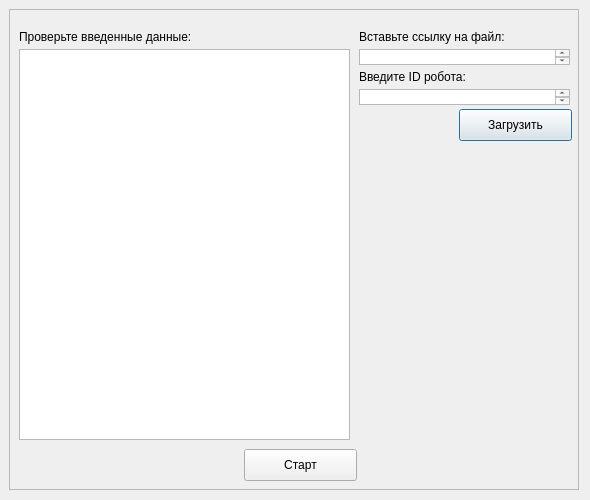
Above: Interface.ui from Feduk27/Lid_Emulator before the change. Below: the same form after it.
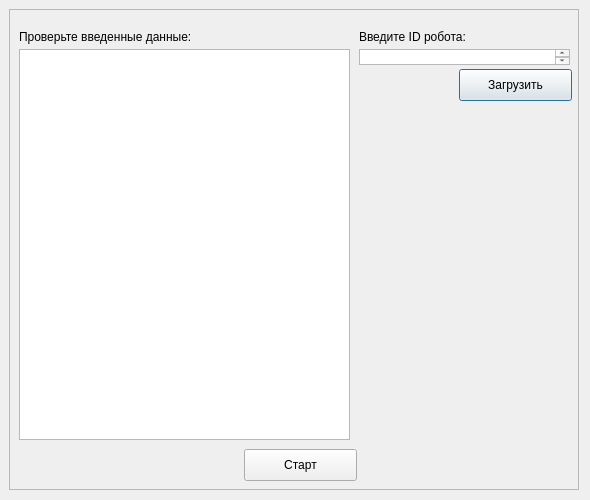
That is the form after the change.

Diff of the .ui file:
```diff
--- a/Interface.ui
+++ b/Interface.ui
@@ -28,34 +28,11 @@
    <property name="frameShadow">
     <enum>QFrame::Raised</enum>
    </property>
-   <widget class="QLabel" name="label">
-    <property name="geometry">
-     <rect>
-      <x>350</x>
-      <y>20</y>
-      <width>211</width>
-      <height>16</height>
-     </rect>
-    </property>
-    <property name="text">
-     <string>Вставьте ссылку на файл:</string>
-    </property>
-   </widget>
-   <widget class="QTextEdit" name="textEdit">
-    <property name="geometry">
-     <rect>
-      <x>350</x>
-      <y>40</y>
-      <width>211</width>
-      <height>16</height>
-     </rect>
-    </property>
-   </widget>
    <widget class="QPushButton" name="pushButton_load">
     <property name="geometry">
      <rect>
       <x>450</x>
-      <y>100</y>
+      <y>60</y>
       <width>113</width>
       <height>32</height>
      </rect>
@@ -104,7 +81,7 @@
     <property name="geometry">
      <rect>
       <x>350</x>
-      <y>80</y>
+      <y>40</y>
       <width>211</width>
       <height>16</height>
      </rect>
@@ -114,7 +91,7 @@
     <property name="geometry">
      <rect>
       <x>350</x>
-      <y>60</y>
+      <y>20</y>
       <width>211</width>
       <height>16</height>
      </rect>
```
